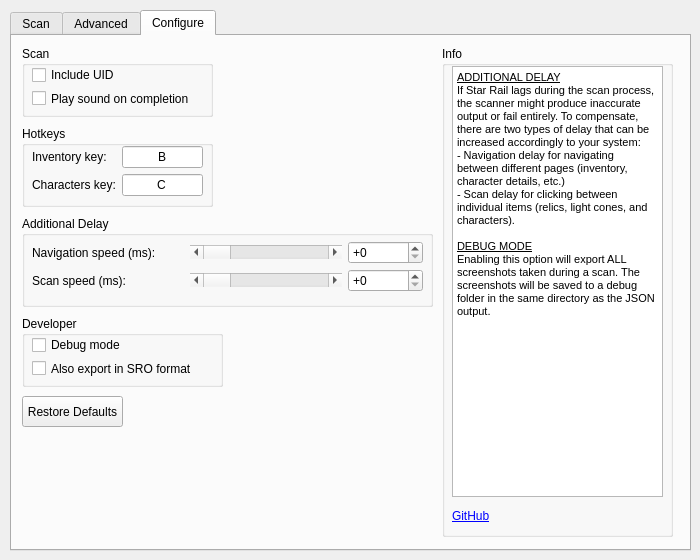
Old version of the form src/ui/hsr_scanner.ui in the repository kel-z/HSR-Scanner.
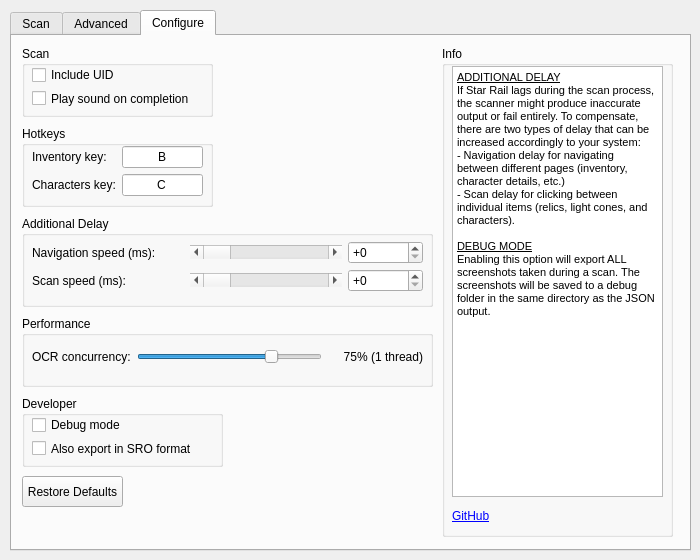
New version of the form. The open tabs and pages were chosen to show the change. Custom widgets are drawn as their Qt base class.

What changed in the file:
```diff
--- a/src/ui/hsr_scanner.ui
+++ b/src/ui/hsr_scanner.ui
@@ -907,7 +907,7 @@
       <property name="geometry">
        <rect>
         <x>10</x>
-        <y>280</y>
+        <y>360</y>
         <width>201</width>
         <height>71</height>
        </rect>
@@ -948,6 +948,76 @@
        </layout>
       </widget>
      </widget>
+     <widget class="QGroupBox" name="groupBox_10">
+      <property name="geometry">
+       <rect>
+        <x>10</x>
+        <y>280</y>
+        <width>411</width>
+        <height>71</height>
+       </rect>
+      </property>
+      <property name="title">
+       <string>Performance</string>
+      </property>
+      <widget class="QWidget" name="gridLayoutWidget_3">
+       <property name="geometry">
+        <rect>
+         <x>10</x>
+         <y>20</y>
+         <width>391</width>
+         <height>41</height>
+        </rect>
+       </property>
+       <layout class="QGridLayout" name="gridLayout_3">
+        <property name="contentsMargins">
+         <left>0</left>
+         <top>0</top>
+         <right>0</right>
+         <bottom>0</bottom>
+        </property>
+        <item row="0" column="0">
+         <widget class="QLabel" name="label_17">
+          <property name="text">
+           <string>OCR concurrency:</string>
+          </property>
+         </widget>
+        </item>
+        <item row="0" column="1">
+         <widget class="QSlider" name="horizontalSliderOCRConcurrency">
+          <property name="minimum">
+           <number>1</number>
+          </property>
+          <property name="maximum">
+           <number>100</number>
+          </property>
+          <property name="value">
+           <number>75</number>
+          </property>
+          <property name="orientation">
+           <enum>Qt::Horizontal</enum>
+          </property>
+         </widget>
+        </item>
+        <item row="0" column="2">
+         <widget class="QLabel" name="labelOCRConcurrencyValue">
+          <property name="minimumSize">
+           <size>
+            <width>95</width>
+            <height>0</height>
+           </size>
+          </property>
+          <property name="alignment">
+           <set>Qt::AlignRight|Qt::AlignTrailing|Qt::AlignVCenter</set>
+          </property>
+          <property name="text">
+           <string>75% (1 thread)</string>
+          </property>
+         </widget>
+        </item>
+       </layout>
+      </widget>
+     </widget>
      <widget class="QGroupBox" name="groupBox_9">
       <property name="geometry">
        <rect>
@@ -1179,7 +1249,7 @@
       <property name="geometry">
        <rect>
         <x>10</x>
-        <y>360</y>
+        <y>440</y>
         <width>101</width>
         <height>31</height>
        </rect>
```
